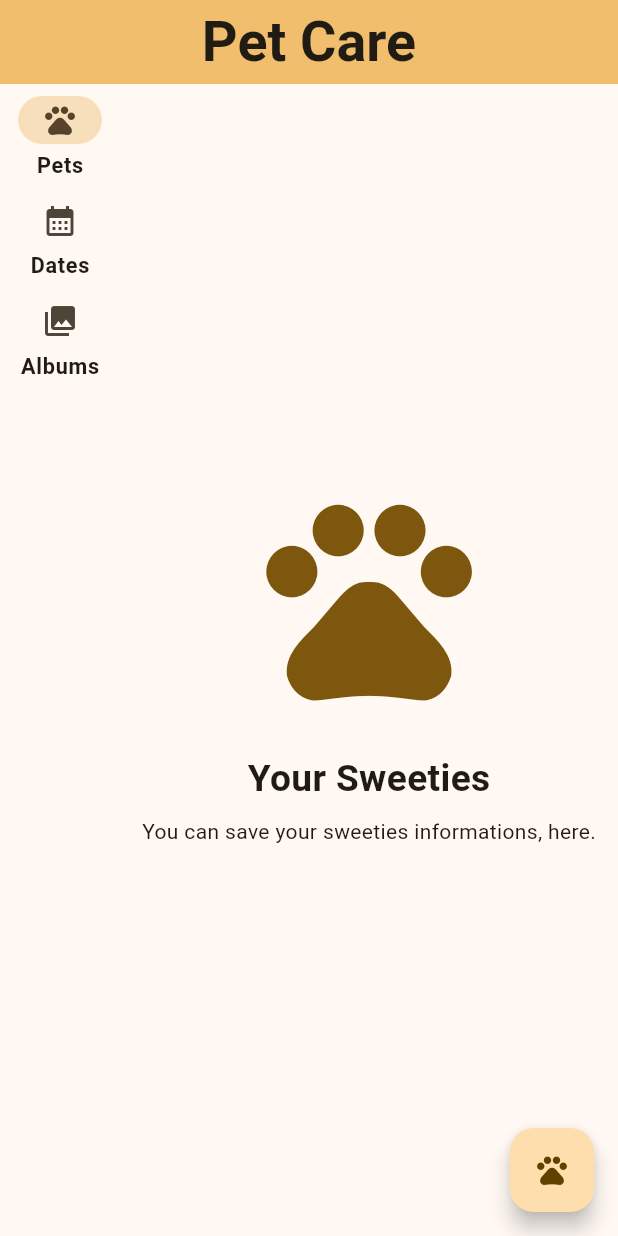
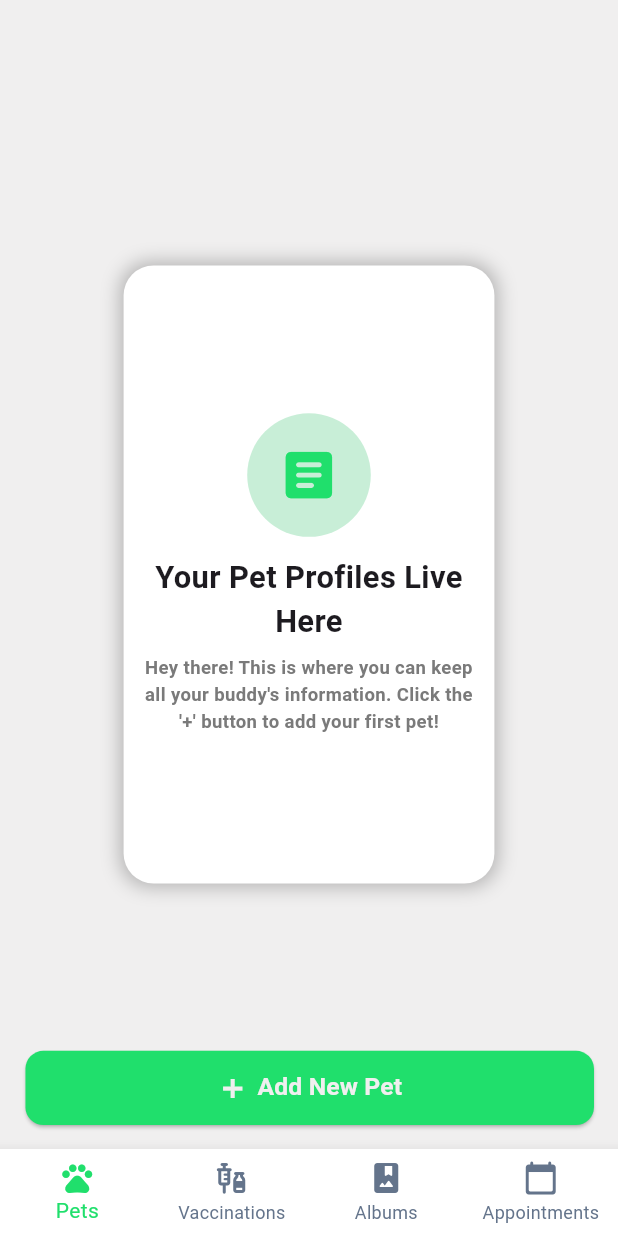
Before and after one commit to DoritosLover1/PetCare-MobilApp, a Flutter app: the screen it shows after launch, on a phone screen of 412 x 824 dp. Run offline on Flutter 3.47's test engine with Material 3 defaults, Android fonts, the phone set to English and light mode, and no system bars; our stand-ins replace sqflite; accounts and stored records are empty.

Commit message:
Big Changes Comin

```diff
--- /dev/null
+++ b/lib/Extensions/EmptyPetInfo.dart
@@ -0,0 +1,62 @@
+
+import 'package:flutter/material.dart';
+
+class EmptyPetInfoCard extends StatelessWidget{
+
+  @override
+  Widget build(BuildContext context){
+    return Container(
+          decoration:  BoxDecoration(
+            color: Colors.white,
+            borderRadius: BorderRadius.circular(20),
+            boxShadow: [
+              BoxShadow(
+                color: const Color.fromARGB(115, 104, 104, 104),
+                spreadRadius: 2,
+                blurRadius: 10,
+              )
+            ]
+          ),
+          padding: EdgeInsets.all(MediaQuery.of(context).size.width * 0.03),
+          width: MediaQuery.of(context).size.width * 0.6,
+          height: MediaQuery.of(context).size.height * 0.5,
+          child: Column(
+          mainAxisAlignment: MainAxisAlignment.center,
+          children: [
+            Container(
+              width: MediaQuery.of(context).size.width * 0.2,
+              height: MediaQuery.of(context).size.width * 0.2,
+              decoration: BoxDecoration(
+                color: const Color.fromARGB(255, 200, 238, 215),
+                shape: BoxShape.circle
+              ),
+              child: Icon(
+                Icons.article_rounded,
+                size: MediaQuery.of(context).size.width * 0.1,
+                color: const Color(0xFF20DF6C),
+              ),
+            ),
+            SizedBox(height: MediaQuery.of(context).size.height * 0.015),
+            Text(
+              "Your Pet Profiles Live Here",
+              style: TextStyle(
+                fontSize: MediaQuery.of(context).size.height * 0.025,
+                fontWeight: FontWeight.bold
+              ),
+              textAlign: TextAlign.center,
+            ),
+            SizedBox(height: MediaQuery.of(context).size.height * 0.01),
+            Text(
+              "Hey there! This is where you can keep all your buddy's information. Click the '+' button to add your first pet!",
+              style: TextStyle(
+                fontSize: MediaQuery.of(context).size.height * 0.015,
+                fontWeight: FontWeight.bold,
+                color: const Color.fromARGB(255, 122, 122, 122)
+              ),
+              textAlign: TextAlign.center,
+            ),
+          ],
+     ),
+    );
+  }
+}
--- a/lib/Extensions/NavRail.dart
+++ /dev/null
@@ -1,58 +0,0 @@
-import 'package:flutter/material.dart';
-
-class NavRail extends StatelessWidget {
-  final int selectedIndex;
-  final Function(int) onDestinationSelected;
-
-  const NavRail({
-    super.key,
-    required this.selectedIndex,
-    required this.onDestinationSelected,
-  });
-
-  @override
-  Widget build(BuildContext context) {
-    final double fontSizeInRail = MediaQuery.of(context).size.width * 0.035;
-
-    return NavigationRail(
-      selectedIndex: selectedIndex,
-      onDestinationSelected: onDestinationSelected,
-      labelType: NavigationRailLabelType.all,
-      destinations: [
-        NavigationRailDestination(
-          icon: Icon(Icons.pets),
-          label: Text(
-            'Pets',
-            style: TextStyle(
-              fontSize: fontSizeInRail,
-              fontWeight: FontWeight.bold,
-            ),
-          ),
-        ),
-        NavigationRailDestination(
-          icon: Badge(
-            isLabelVisible: false,
-            child: Icon(Icons.calendar_month),
-          ),
-          label: Text(
-            'Dates',
-            style: TextStyle(
-              fontSize: fontSizeInRail,
-              fontWeight: FontWeight.bold,
-            ),
-          ),
-        ),
-        NavigationRailDestination(
-          icon: Icon(Icons.photo_library),
-          label: Text(
-            'Albums',
-            style: TextStyle(
-              fontSize: fontSizeInRail,
-              fontWeight: FontWeight.bold,
-            ),
-          ),
-        ),
-      ],
-    );
-  }
-}
--- a/lib/Pages/HomePage.dart
+++ b/lib/Pages/HomePage.dart
@@ -1,6 +1,5 @@
 import 'dart:math';
 
-import 'package:dog_care/Extensions/NavRail.dart';
 import 'package:dog_care/Pages/Pages.dart';
 import 'package:flutter/material.dart';
 
@@ -17,7 +16,6 @@ class DogCareApp extends StatelessWidget {
   Widget build(BuildContext context) {
     return MaterialApp(
       theme: ThemeData(
-        colorScheme: ColorScheme.fromSeed(seedColor: const Color.fromARGB(216, 216, 158, 51)),
         useMaterial3: true,
       ),
       home: const HomePage(),
@@ -36,42 +34,52 @@ class _HomePage extends State<HomePage> {
   @override
   Widget build(BuildContext context) {
     return Scaffold(
-      appBar: AppBar(
-        centerTitle: true,
-        backgroundColor: Theme.of(context).colorScheme.inversePrimary,
-        title: Text(
-          "Pet Care",
-          style: TextStyle(
-            fontSize: MediaQuery.of(context).size.width * 0.09,
-            fontWeight: FontWeight.bold,
-          ),
-        )
-      ),
+      backgroundColor: const Color.fromARGB(255, 240, 239, 239),
       body: SafeArea(
-        child: Row(
-          children: [
-            NavRail(
-              selectedIndex: _selectedIndex,
-              onDestinationSelected: (i) {
-                setState(() {
-                  _selectedIndex = i;
-                });
-              },
-            ),
-            Expanded(
-              child: IndexedStack(
+        child: Center(
+          child:
+            IndexedStack(
                 index: _selectedIndex,
                 sizing: StackFit.expand,
                 children: [
                   PetsPage(),
                   DatesPage(),
                   AlbumsPage(),
+                  Text("hello")
                 ],
               )
-            ),
-          ],
+          ),
         ),
-      ),
+      bottomNavigationBar: BottomNavigationBar(
+        type: BottomNavigationBarType.fixed,
+        backgroundColor: Colors.white,
+        selectedItemColor: const Color(0xFF20DF6C),
+        unselectedItemColor: const Color(0xFF64748B),
+        currentIndex: _selectedIndex,
+        items: const [
+          BottomNavigationBarItem(
+            icon: Icon(Icons.pets),
+            label: "Pets",
+          ),
+          BottomNavigationBarItem(
+            icon: Icon(Icons.vaccines_rounded),
+            label: "Vaccinations",
+          ),
+          BottomNavigationBarItem(
+            icon: Icon(Icons.photo_album_rounded),
+            label: "Albums",
+          ),
+          BottomNavigationBarItem(
+            icon: Icon(Icons.calendar_today_rounded),
+            label: "Appointments",
+          ),
+        ],
+        onTap:(value) {
+          setState(() {
+            _selectedIndex = value;
+          });
+        },
+      ) ,
     );
   }
 }
--- a/lib/Pages/Pages.dart
+++ b/lib/Pages/Pages.dart
@@ -1,3 +1,4 @@
+import 'package:dog_care/Extensions/EmptyPetInfo.dart';
 import 'package:flutter/material.dart';
 
 /*
@@ -16,31 +17,41 @@ class PetsPage extends StatelessWidget {
   @override
   Widget build(BuildContext context) {
     return Scaffold(
+      backgroundColor: const Color.fromARGB(255, 240, 239, 239),
       body: Center(
-        child: Column(
+            child: EmptyPetInfoCard(),
+      ),
+      floatingActionButton: ElevatedButton(
+        style: ElevatedButton.styleFrom(
+          backgroundColor: const Color(0xFF20DF6C),
+          fixedSize: Size(MediaQuery.of(context).size.width * 0.92, MediaQuery.of(context).size.height * 0.06),
+          shape: RoundedRectangleBorder(
+            borderRadius: BorderRadius.circular(12),
+          ),
+        ),
+        child: Row(
           mainAxisAlignment: MainAxisAlignment.center,
           children: [
             Icon(
-              Icons.pets,
-              size: MediaQuery.of(context).size.height * 0.2,
-              color: Theme.of(context).colorScheme.primary,
+              Icons.add,
+              size: MediaQuery.of(context).size.width * 0.05,
+              color: const Color.fromARGB(255, 240, 239, 239),
+              fontWeight: FontWeight.bold,
             ),
-            SizedBox(height: MediaQuery.of(context).size.height * 0.025),
+            SizedBox(width: MediaQuery.of(context).size.width * 0.015),
             Text(
-              'Your Sweeties',
-              style: TextStyle(fontSize: MediaQuery.of(context).size.height * 0.03, fontWeight: FontWeight.bold),
+              'Add New Pet',
+              style: TextStyle(
+                fontSize: MediaQuery.of(context).size.width * 0.04,
+                color: const Color.fromARGB(255, 240, 239, 239),
+                fontWeight: FontWeight.bold
+              ),
             ),
-            SizedBox(height: MediaQuery.of(context).size.height * 0.01),
-            const Text("You can save your sweeties informations, here.")
           ],
-        )
-      ),
-      floatingActionButton: FloatingActionButton(
-        onPressed: () {},
-        child: Icon(Icons.pets),
-      ),
+        ),
+      onPressed: () {},
+      )
     );
-
   }
 }
 
```
